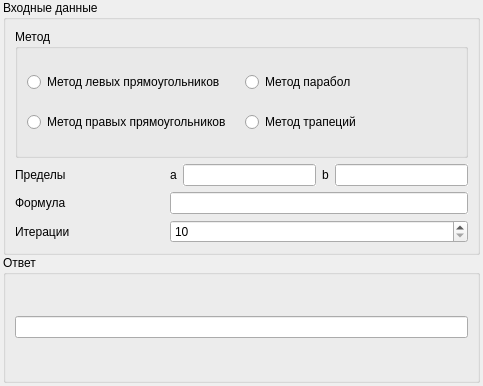
First picture: the form in Frames/integralleftrectframe.ui, repository EgorAlmikeev/ProjectX, before the edit.
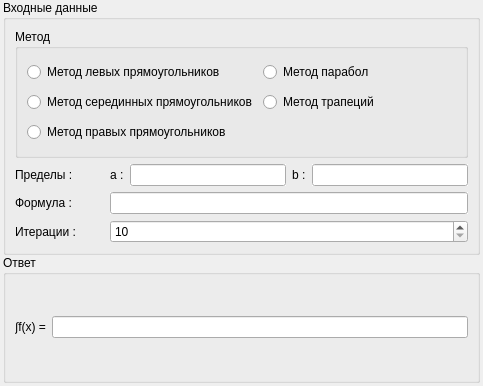
Second picture: the form after the edit.

Commit message: App icons working, intLeftRectFrame labels edited, stackedWidget vertical maximum resize feature created

The edit to the form file:
```diff
--- a/Frames/integralleftrectframe.ui
+++ b/Frames/integralleftrectframe.ui
@@ -44,18 +44,21 @@
        </property>
        <layout class="QVBoxLayout" name="verticalLayout_2">
         <item>
-         <layout class="QGridLayout" name="gridLayout_3">
+         <layout class="QGridLayout" name="gridLayout_3" columnstretch="1,4,0" columnminimumwidth="0,0,0">
+          <property name="sizeConstraint">
+           <enum>QLayout::SetDefaultConstraint</enum>
+          </property>
           <item row="3" column="0">
            <widget class="QLabel" name="iterationLabel">
             <property name="text">
-             <string>Итерации</string>
+             <string>Итерации :</string>
             </property>
            </widget>
           </item>
           <item row="1" column="0">
            <widget class="QLabel" name="limitLabel">
             <property name="text">
-             <string>Пределы</string>
+             <string>Пределы :</string>
             </property>
            </widget>
           </item>
@@ -87,7 +90,7 @@
             <item>
              <widget class="QLabel" name="bLabel">
               <property name="text">
-               <string>a</string>
+               <string>a :</string>
               </property>
              </widget>
             </item>
@@ -101,7 +104,7 @@
             <item>
              <widget class="QLabel" name="aLabel">
               <property name="text">
-               <string>b</string>
+               <string>b :</string>
               </property>
              </widget>
             </item>
@@ -117,7 +120,7 @@
           <item row="2" column="0">
            <widget class="QLabel" name="functionLabel">
             <property name="text">
-             <string>Формула</string>
+             <string>Формула :</string>
             </property>
            </widget>
           </item>
@@ -130,21 +133,7 @@
              <bool>false</bool>
             </property>
             <layout class="QGridLayout" name="gridLayout_4">
-             <item row="0" column="0">
-              <widget class="QRadioButton" name="leftRectRadioButton">
-               <property name="text">
-                <string>Метод левых прямоугольников</string>
-               </property>
-              </widget>
-             </item>
-             <item row="0" column="1">
-              <widget class="QRadioButton" name="parabolicRadioButton">
-               <property name="text">
-                <string>Метод парабол</string>
-               </property>
-              </widget>
-             </item>
-             <item row="1" column="0">
+             <item row="3" column="0">
               <widget class="QRadioButton" name="rightRectRadioButton">
                <property name="text">
                 <string>Метод правых прямоугольников</string>
@@ -152,6 +141,27 @@
               </widget>
              </item>
              <item row="1" column="1">
+              <widget class="QRadioButton" name="parabolicRadioButton">
+               <property name="text">
+                <string>Метод парабол</string>
+               </property>
+              </widget>
+             </item>
+             <item row="1" column="0">
+              <widget class="QRadioButton" name="leftRectRadioButton">
+               <property name="text">
+                <string>Метод левых прямоугольников</string>
+               </property>
+              </widget>
+             </item>
+             <item row="2" column="0">
+              <widget class="QRadioButton" name="midRectRadioButton">
+               <property name="text">
+                <string>Метод серединных прямоугольников</string>
+               </property>
+              </widget>
+             </item>
+             <item row="2" column="1">
               <widget class="QRadioButton" name="trapezoidRadioButton">
                <property name="text">
                 <string>Метод трапеций</string>
@@ -175,13 +185,20 @@
         <property name="topMargin">
          <number>9</number>
         </property>
-        <item row="0" column="0">
+        <item row="0" column="1">
          <widget class="QLineEdit" name="answerEdit">
           <property name="readOnly">
            <bool>true</bool>
           </property>
          </widget>
         </item>
+        <item row="0" column="0">
+         <widget class="QLabel" name="label">
+          <property name="text">
+           <string>∫f(x) =</string>
+          </property>
+         </widget>
+        </item>
        </layout>
       </widget>
      </item>
```
The commit also changes 6 other files.
